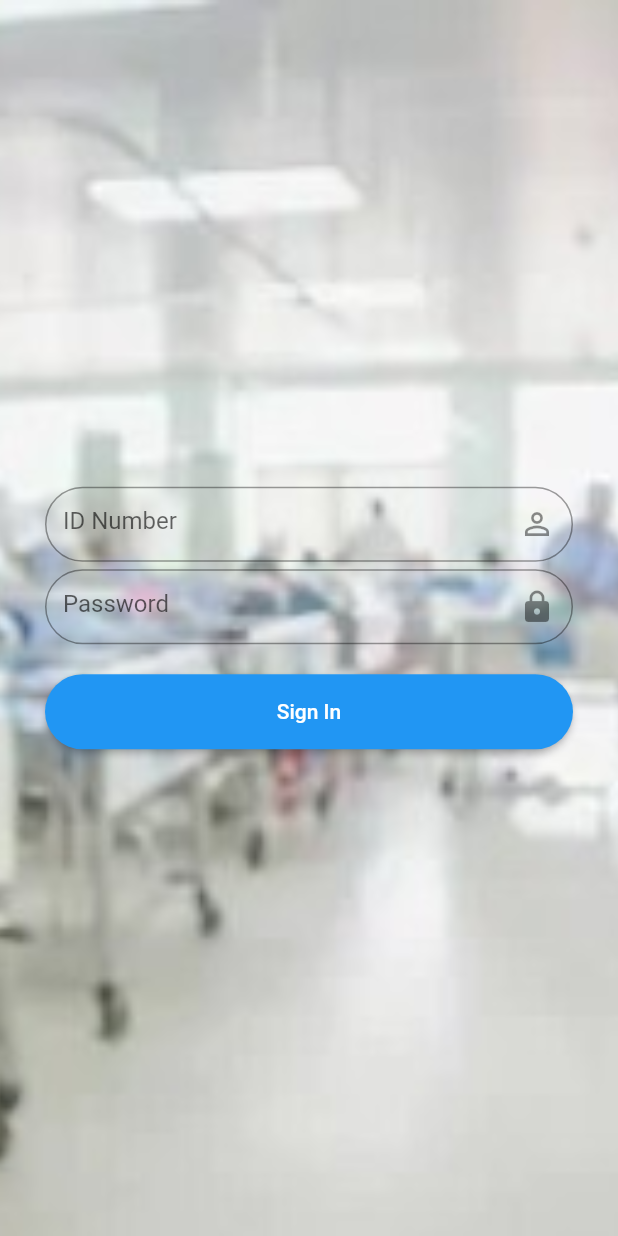
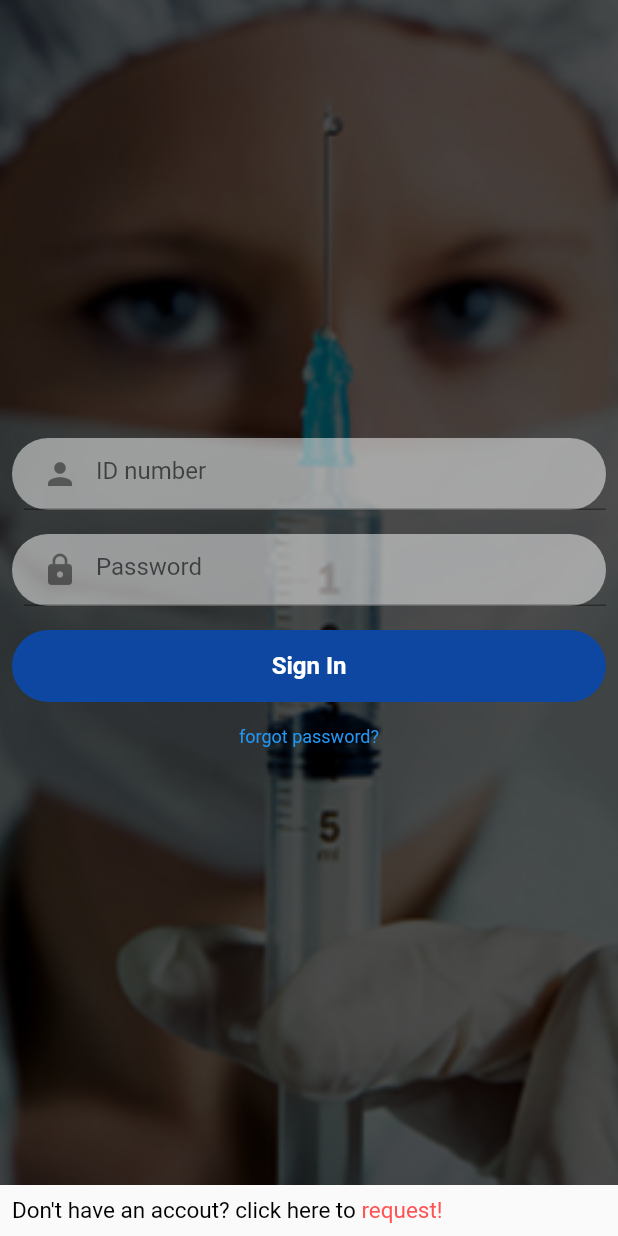
Before and after one commit to SamadhiWathsala/ward_system, a Flutter app: the screen it shows after launch, on a phone screen of 412 x 824 dp. Run offline on Flutter 3.47's test engine with Material 2 defaults, Android fonts, the phone set to English and light mode, and no system bars; our stand-ins replace cloud_firestore; accounts and stored records are empty.

Commit message:
before remove the previous login UI

```diff
--- a/lib/landing.dart
+++ b/lib/landing.dart
@@ -1,10 +1,14 @@
 import 'package:flutter/material.dart';
+import 'package:myward/models/nursing_staff.dart';
 import 'package:myward/screens/home/home.dart';
-import 'package:myward/screens/login/login.dart';
+import 'package:myward/screens/login/login1.dart';
+import 'package:provider/provider.dart';
 
 class LandingPage extends StatelessWidget {
   @override
   Widget build(BuildContext context) {
+
     return Login();
+
   }
 }
--- a/lib/models/nursing_staff.dart
+++ b/lib/models/nursing_staff.dart
@@ -4,10 +4,10 @@ import 'package:cloud_firestore/cloud_firestore.dart';
 class Nurse{
   String userKey;
   String userName;
-  String password;
+  String passwordGet;
 
 
-  Nurse({this.userKey,this.userName,this.password});
+  Nurse({this.userKey,this.userName,this.passwordGet});
 
 
   //fetch nursing login details
--- a/lib/screens/login/login.dart
+++ b/lib/screens/login/login.dart
@@ -1,16 +1,32 @@
 import 'package:flutter/cupertino.dart';
 import 'package:flutter/material.dart';
+import 'package:myward/screens/home/home.dart';
+import 'package:myward/service/authentication.dart';
 
 
-class Login extends StatelessWidget {
+class Login extends StatefulWidget {
+  @override
+  _LoginState createState() => _LoginState();
+}
+
+class _LoginState extends State<Login> {
+
+  String name;
+  String password;
+
   @override
   Widget build(BuildContext context) {
+
+    final AuthService authService = AuthService();
+
+
     return SafeArea(
       child: Scaffold(
-        backgroundColor: Colors.white,
+       // backgroundColor: Colors.white,
         body: Container(
           decoration: BoxDecoration(
             image: DecorationImage(image: AssetImage('images/ward.jpg'),fit: BoxFit.cover),
+            color: Colors.black54
           ),
           child: Flex(
               direction: Axis.vertical,
@@ -30,6 +46,10 @@ class Login extends StatelessWidget {
                               width: MediaQuery.of(context).size.width-60,
                               height: 50.0,
                               child: TextFormField(
+                                onChanged: (val){
+                                  setState(() => name = val.trim());
+                                },
+                                validator: (val) => val.isEmpty ? 'This field is required' : null,
                                 decoration: InputDecoration(
 
                                   //prefixIcon: Icon(Icons.perm_identity,color: Colors.grey,),
@@ -56,6 +76,10 @@ class Login extends StatelessWidget {
                               width: MediaQuery.of(context).size.width-60,
                               height: 50.0,
                               child: TextFormField(
+                                onChanged: (val){
+                                  setState(() => password = val.trim());
+                                },
+                                validator: (val) => val.isEmpty ? 'This field is required' : null,
                                 decoration: InputDecoration(
                                   //prefixIcon: Icon(Icons.lock,color: Colors.grey,),
                                   hintText:'Password',suffixIcon: Icon(Icons.lock),
@@ -87,7 +111,28 @@ class Login extends StatelessWidget {
                                 ),
                                 color: Colors.blue,
                                 child: Text("Sign In",style: TextStyle(color: Colors.white),),
-                                onPressed: (){},
+                                onPressed: ()async{
+                                  //TODO implement
+                                  dynamic result = await authService.loginWithIDPassword(name, password);
+                                  if(result == 'A'){
+                                    AlertDialog(
+                                      title: Text('Plz check your user name'),
+                                    );
+                                  }
+                                  if(result == 'B'){
+                                    AlertDialog(
+                                      title: Text('You entered password is incorrect'),
+                                    );
+                                  }
+                                  if(result == 'C'){
+                                    Navigator.of(context).push(MaterialPageRoute(builder: (context)=>Home()));
+                                  }
+                                  if(result == 'D'){
+                                    AlertDialog(
+                                      title: Text('Something went wrong tryagain'),
+                                    );
+                                  }
+                                },
                               ),
                             ),
                           ],
--- /dev/null
+++ b/lib/screens/login/login1.dart
@@ -0,0 +1,190 @@
+import 'package:flutter/cupertino.dart';
+import 'package:flutter/material.dart';
+import 'package:myward/screens/home/home.dart';
+import 'package:myward/service/authentication.dart';
+
+class Login extends StatefulWidget {
+  @override
+  _LoginState createState() => _LoginState();
+}
+
+class _LoginState extends State<Login> {
+
+  String name;
+  String password;
+
+
+  @override
+  Widget build(BuildContext context) {
+
+    final AuthService authService = AuthService();
+
+
+    return SafeArea(
+        child: Scaffold(
+          //color: Colors.white,
+          body: Stack(
+            children: <Widget>[
+              Image(image: AssetImage('images/logincover.png'),fit: BoxFit.cover,height: MediaQuery.of(context).size.height,),
+              Container(
+                color: Colors.black.withOpacity(0.7),
+              ),
+              Flex(
+                direction: Axis.vertical,
+                children: <Widget>[
+                  Flexible(
+                    child: Form(
+                        child: Column(
+                          mainAxisAlignment: MainAxisAlignment.center,
+                          crossAxisAlignment: CrossAxisAlignment.center,
+                          children: <Widget>[
+                            Padding(
+                              padding: const EdgeInsets.all(8.0),
+                              child: Material(
+                                borderRadius: BorderRadius.circular(30.0),
+                                color: Colors.white.withOpacity(0.5),
+                                child: Padding(
+                                  padding: const EdgeInsets.only(left:8.0),
+                                  child: TextFormField(
+                                    onChanged: (val){
+                                      setState(() => name = val.trim());
+                                    },
+                                    validator: (val) => val.isEmpty ? 'This field is required' : null,
+                                    decoration: InputDecoration(
+                                        hintText: 'ID number',
+                                        prefixIcon: Icon(Icons.person)
+                                    ),
+                                  ),
+                                ),
+                              ),
+                            ),
+                            Padding(
+                              padding: const EdgeInsets.all(8.0),
+                              child: Material(
+                                borderRadius: BorderRadius.circular(30.0),
+                                color: Colors.white.withOpacity(0.5),
+                                elevation: 0.0,
+                                child: Padding(
+                                  padding: const EdgeInsets.only(left:8.0),
+                                  child: TextFormField(
+                                    obscureText: true,
+                                    onChanged: (val){
+                                      setState(() => password = val.trim());
+                                    },
+                                    validator: (val) => val.isEmpty ? 'This field is required' : null,
+                                    decoration: InputDecoration(
+                                      hintText: 'Password',
+                                      prefixIcon: Icon(Icons.lock),
+
+                                    ),
+                                  ),
+                                ),
+                              ),
+                            ),
+                            Padding(
+                              padding: const EdgeInsets.all(8.0),
+                              child: Material(
+                                  borderRadius: BorderRadius.circular(30.0),
+                                  color: Colors.blue.shade900,
+                                  elevation: 0.0,
+                                  child: MaterialButton(
+                                    onPressed: ()async{
+                                      //TODO implement
+                                      dynamic result = await authService.loginWithIDPassword(name, password);
+                                      if(result == 'A'){
+                                        showDialog(
+                                            context: context,
+                                            builder: (BuildContext context){
+                                              return AlertDialog(
+                                                title: Text('Plz check your user name'),
+                                                actions: <Widget>[
+                                                  FlatButton(
+                                                    child: Text("Okay"),
+                                                    onPressed: () {Navigator.of(context).pop();},
+                                                  )
+                                                ],
+                                              );
+                                            }
+                                        );
+                                      }
+                                      if(result == 'B'){
+                                        showDialog(
+                                            context: context,
+                                            builder: (BuildContext context){
+                                              return AlertDialog(
+                                                title: Text('you entered password is incorrect'),
+                                                actions: <Widget>[
+                                                  FlatButton(
+                                                    child: Text("Okay"),
+                                                    onPressed: () {Navigator.of(context).pop();},
+                                                  )
+                                                ],
+                                              );
+                                            }
+                                        );
+                                      }
+                                      if(result == 'C'){
+                                        Navigator.of(context).push(MaterialPageRoute(builder: (context)=>Home()));
+                                      }
+                                      if(result == 'D'){
+                                        showDialog(
+                                            context: context,
+                                            builder: (BuildContext context){
+                                              return AlertDialog(
+                                                title: Text('Something went wrong tryagain'),
+                                                actions: <Widget>[
+                                                  FlatButton(
+                                                    child: Text("Okay"),
+                                                    onPressed: () {Navigator.of(context).pop();},
+                                                  )
+                                                ],
+                                              );
+                                            }
+                                        );
+                                      }
+
+                                    },
+                                    child: Text("Sign In",
+                                      style: TextStyle(
+                                          color: Colors.white,
+                                          fontWeight: FontWeight.bold,
+                                          fontSize: 16.0
+                                      ),
+                                    ),
+                                    minWidth: MediaQuery.of(context).size.width,
+                                  )
+                              ),
+                            ),
+                            Padding(padding: const EdgeInsets.all(8.0),
+                              child: Center(child: Text("forgot password?",style: TextStyle(decoration: TextDecoration.none,fontSize: 12.0,color: Colors.blue))),
+                            ),
+
+
+                          ],
+                        )
+                    ),
+                  ),
+
+                ],              )
+            ],
+          ),
+          bottomNavigationBar: Padding(padding: const EdgeInsets.all(8.0),
+            child: RichText(maxLines: 2,
+              text: TextSpan(
+                  style: TextStyle(color: Colors.black,fontWeight: FontWeight.w400,fontSize: 15.0 ),
+                  children: [
+                    TextSpan(
+                        text: "Don't have an accout? click here to"
+                    ),
+                    TextSpan(
+                        text: " request!",
+                        style: TextStyle(color: Colors.redAccent)
+                    )
+                  ]
+              ),
+            ),
+          ),
+        )
+    );
+  }
+}
--- a/pubspec.yaml
+++ b/pubspec.yaml
@@ -24,6 +24,7 @@ dependencies:
   # Use with the CupertinoIcons class for iOS style icons.
   cupertino_icons: ^0.1.2
   cloud_firestore: ^0.13.5
+  provider: ^4.0.4
 
 dev_dependencies:
   flutter_test:
@@ -51,6 +52,7 @@ flutter:
     - images/troly.png
     - images/nurse.png
     - images/profile.png
+    - images/logincover.png
 
   # An image asset can refer to one or more resolution-specific "variants", see
   # https://flutter.dev/assets-and-images/#resolution-aware.
```
Also changed, not shown: lib/screens/home/home.dart (+8 -1 lines), lib/service/authentication.dart (+41 -4 lines), images/logincover.png (added), lib/service/profile_update.dart (added), pubspec.lock.
